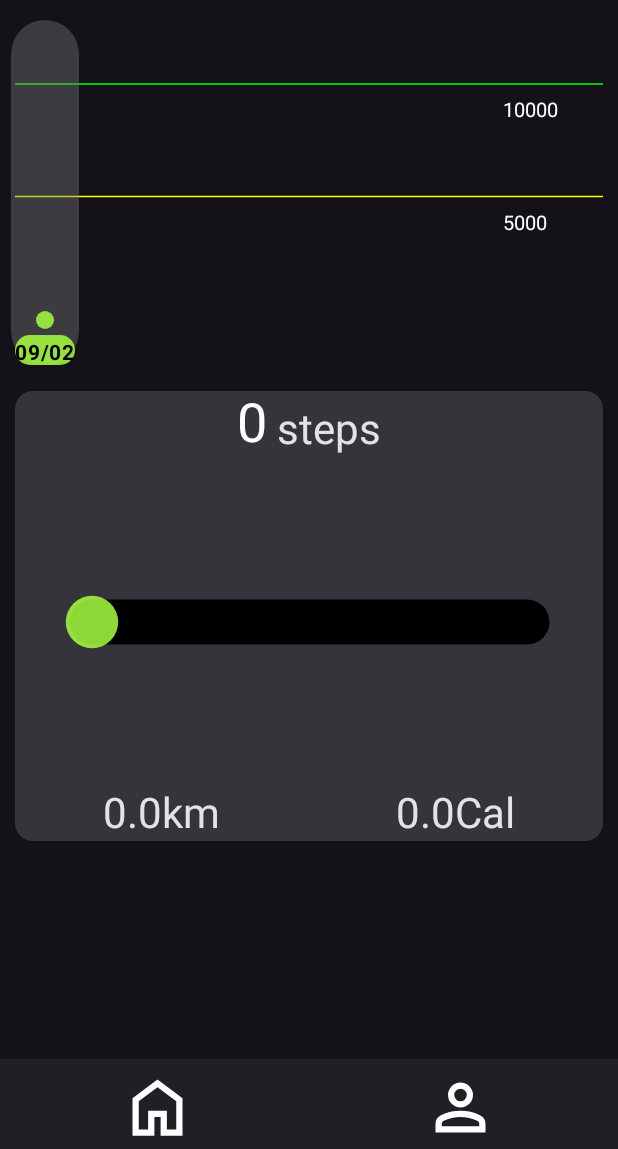
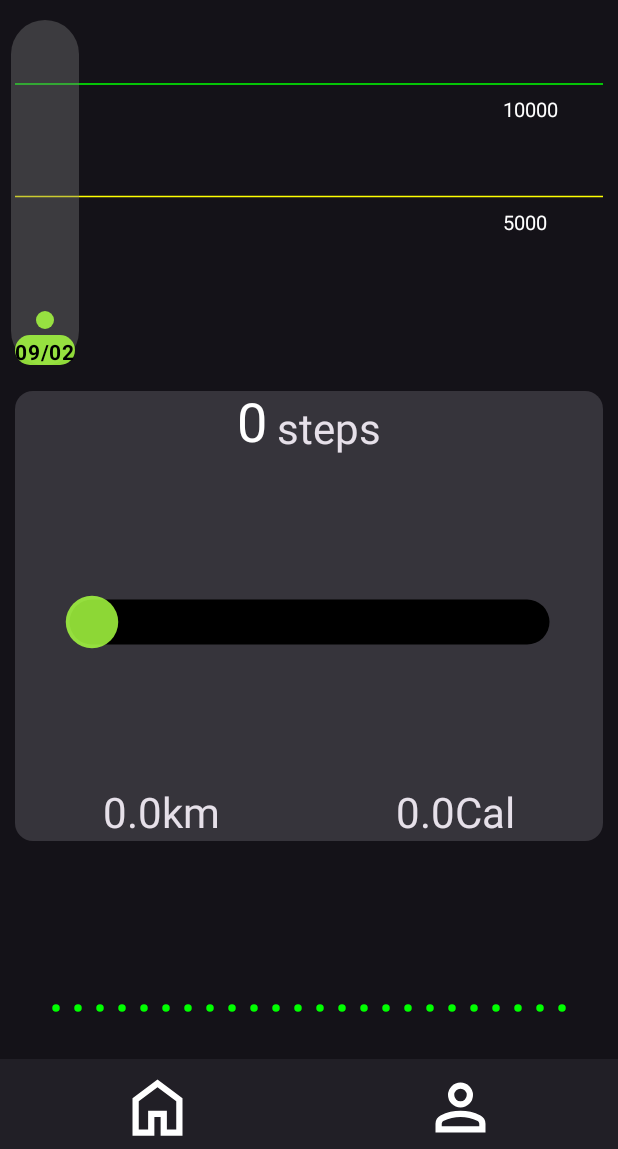
Before and after one commit to KA6A4EK/coursework1, an Android app built with Jetpack Compose: the StepsScreen screen opened through its navigation route, on a phone screen of 412 x 824 dp, the part 87-1236 px from its top. Run offline under Robolectric (Android 15) with nearby library versions, the phone set to English and light mode, and no system bars; our stand-ins replace Dagger/Hilt's generated code, Room's generated code.

Commit message:
add steps counter 2

```diff
--- a/app/src/main/AndroidManifest.xml
+++ b/app/src/main/AndroidManifest.xml
@@ -4,8 +4,10 @@
     <uses-feature android:name="android.hardware.sensor.stepcounter"/>
     <uses-feature android:name="android.hardware.sensor.stepdetector"/>
     <uses-feature android:name="android.hardware.sensor.accelerometer"/>
+    <uses-permission android:name="android.permission.FOREGROUND_SERVICE_HEALTH" />
     <uses-permission android:name="android.permission.POST_NOTIFICATIONS"/>
     <uses-permission android:name="android.permission.ACTIVITY_RECOGNITION" />
+    <uses-permission android:name="com.android.alarm.permission.SET_ALARM"/>
 
 
 
@@ -20,8 +22,8 @@
         android:supportsRtl="true"
         android:theme="@style/Theme.Coursework">
         <receiver android:name=".model.Receiver" />
-        <service android:name=".model.StepCounterService"
-            android:foregroundServiceType="health" />
+        <service android:name=".model.StepCounterService" android:foregroundServiceType="health" />
+        <service android:name=".model.StepCounterService1" android:foregroundServiceType="health" />
         <activity
             android:name=".MainActivity"
             android:exported="true"
--- a/app/src/main/java/com/example/coursework/MainActivity.kt
+++ b/app/src/main/java/com/example/coursework/MainActivity.kt
@@ -14,6 +14,7 @@ import com.example.coursework.ViewM.HealthViewModel
 import com.example.coursework.model.ContextModule
 import com.example.coursework.model.DaggerAppComponent
 import com.example.coursework.model.saveStepsInDatabase
+import com.example.coursework.model.saveStepsInDatabase1
 import com.example.coursework.model.showNotificationAlarmManager
 import com.example.coursework.ui.screens.MainScreen
 import com.example.coursework.ui.theme.CourseworkTheme
@@ -23,6 +24,7 @@ class MainActivity : ComponentActivity() {
     lateinit var vm: HealthViewModel
     override fun onCreate(savedInstanceState: Bundle?) {
         super.onCreate(savedInstanceState)
+//        this.deleteDatabase("HealthDatabase")
         val appComponent = DaggerAppComponent.builder()
             .contextModule(ContextModule(this))
             .build()
@@ -39,6 +41,21 @@ class MainActivity : ComponentActivity() {
                 }
             }
         }
+        if (ActivityCompat.checkSelfPermission(
+                this,
+                Manifest.permission.ACTIVITY_RECOGNITION
+            ) != PackageManager.PERMISSION_GRANTED
+        ) {
+            ActivityCompat.requestPermissions(this, arrayOf(Manifest.permission.ACTIVITY_RECOGNITION), 1)
+
+        }
+        if (ActivityCompat.checkSelfPermission(
+                this,
+                Manifest.permission.POST_NOTIFICATIONS
+            ) != PackageManager.PERMISSION_GRANTED
+        ) {
+            ActivityCompat.requestPermissions(this, arrayOf(Manifest.permission.POST_NOTIFICATIONS), 1)
+        }
     }
 
     override fun onStop() {
@@ -49,6 +66,7 @@ class MainActivity : ComponentActivity() {
             ) == PackageManager.PERMISSION_GRANTED
         ) {
             saveStepsInDatabase(this)
+            saveStepsInDatabase1(this)
         }
         if (ActivityCompat.checkSelfPermission(
                 this,
--- a/app/src/main/java/com/example/coursework/ViewM/HealthViewModel.kt
+++ b/app/src/main/java/com/example/coursework/ViewM/HealthViewModel.kt
@@ -45,9 +45,10 @@ class HealthViewModel @Inject constructor(
     var currentDay: Day = days.find { it.date == getCurrentDay() } ?: days.last().copy(water = 0)
     var trainingActivity: List<Training> = runBlocking { async { repos.getAllActivity() }.await() }
     var weightTarget: Int = sharedPrefs.getInt("weightTarget", 60)
-    val permissionForSteps = ActivityCompat.checkSelfPermission(context, Manifest.permission.ACTIVITY_RECOGNITION) != PackageManager.PERMISSION_GRANTED
-
-
+    val permissionForSteps = ActivityCompat.checkSelfPermission(
+        context,
+        Manifest.permission.ACTIVITY_RECOGNITION
+    ) != PackageManager.PERMISSION_GRANTED
 
 
     private val uiStateSharedPref = context.getSharedPreferences("uiState", Context.MODE_PRIVATE)
@@ -58,19 +59,31 @@ class HealthViewModel @Inject constructor(
         eatVisible = uiStateSharedPref.getBoolean("eatVisible", true),
         activityVisible = uiStateSharedPref.getBoolean("activityVisible", true)
     )
-     val stepsCounter = StepsCounter(context)
-    val sleepCounter =  SleepCounter(context)
-
+    val stepsCounter = StepsCounter(context)
+    val sleepCounter = SleepCounter(context)
 
 
     init {
         viewModelScope.launch {
-            val lastDaySteps  = sharedPrefs.getInt("lastDaySteps",0)
-            delay(50L)
+//            sharedPrefs.edit().clear().apply()
+            delay(100L)
+
+            if (!sharedPrefs.contains("lastDaySteps")){
+                sharedPrefs.edit().putInt("lastDaySteps",stepsCounter.getSteps()).apply()
+                Log.e(TAG,"lastDaySteps added")
+            }
+            if (!sharedPrefs.contains("lastHourSteps")){
+                sharedPrefs.edit().putInt("lastHourSteps",stepsCounter.getSteps()).apply()
+                Log.e(TAG,"lastHourSteps added")
+
+            }
+            val lastDaySteps = sharedPrefs.getInt("lastDaySteps", 404)
+
             currentDay.steps = stepsCounter.getSteps() - lastDaySteps
-            Log.e(TAG,"view model last day steps$lastDaySteps")
-            Log.e(TAG,"viewmodel get steps ${stepsCounter.getSteps()}")
-            delay(50L)
+            Log.e(TAG, "view model last day steps$lastDaySteps")
+            Log.e(TAG, "viewmodel get steps ${stepsCounter.getSteps()}")
+            Log.e(TAG, "viewmodel get last hour steps ${ sharedPrefs.getInt("lastHourSteps",132)}")
+            delay(100L)
             waterFromNotifications()
             handleViewEvent(viewEvent = HealthViewEvent.Update(currentDay))
         }
@@ -109,16 +122,20 @@ class HealthViewModel @Inject constructor(
 
     fun waterFromNotifications() {
         val water = sharedPrefs.getString("countWater", "${getCurrentDay()} 0")!!.split(" ")
-        sharedPrefs.edit()
-            ?.putString("countWater", "${getCurrentDay()} 0")?.apply()
+        sharedPrefs.edit()?.putString("countWater", "${getCurrentDay()} 0")?.apply()
+        if (days.isNotEmpty()){
         if (water[0] == getCurrentDay()) {
             currentDay.water += water[1].toInt() * cupSize
             handleViewEvent(HealthViewEvent.Update(currentDay))
-        } else {
+        } else  {
             val day = days.find { it.date == water[0] }
-            handleViewEvent(HealthViewEvent.Update(day!!.copy(water = day.water + water[1].toInt() * cupSize)))
-        }
+            if (day!=null) {
 
+
+
+                handleViewEvent(HealthViewEvent.Update(day.copy(water = day.water + water[1].toInt() * cupSize)))
+            }
+        }}
     }
 
 
--- a/app/src/main/java/com/example/coursework/model/Day.kt
+++ b/app/src/main/java/com/example/coursework/model/Day.kt
@@ -12,7 +12,9 @@ data class Day(
     var water: Int = 0,
     val eat: Int = 0,
     var activity : Int =0,
-    val bmi :Int = 0
+    val bmi :Int = 0,
+    val x :Int =1,
+    var stepsAtTheDay : String = "0, 0, 0, 0, 0, 0, 0, 0, 0, 0, 0, 0, 0, 0, 0, 0, 0, 0, 0, 0, 0, 0, 0, 0"
 )
 
 @Entity(tableName = "Training_Activity")
--- a/app/src/main/java/com/example/coursework/model/dao.kt
+++ b/app/src/main/java/com/example/coursework/model/dao.kt
@@ -10,7 +10,6 @@ import androidx.room.RoomDatabase
 import androidx.room.Update
 import dagger.Module
 import dagger.Provides
-import javax.inject.Singleton
 
 
 @Dao
@@ -59,6 +58,9 @@ class DaoModule() {
             context,
             AppDatabase::class.java,
             "HealthDatabase"
-        ).build()
+        )
+//            .fallbackToDestructiveMigration()
+
+            .build()
     }
 }
--- a/app/src/main/java/com/example/coursework/model/repository.kt
+++ b/app/src/main/java/com/example/coursework/model/repository.kt
@@ -38,6 +38,7 @@ class repository @Inject constructor(
             if (days.find { it.date == getCurrentDay() } == null) {
                 val day = Day()
                 Insert(day)
+
                 return (days + day).sortedBy { format.parse(it.date) }.reversed()
             }
         }
--- a/app/src/main/java/com/example/coursework/ui/screens/EatScreen.kt
+++ b/app/src/main/java/com/example/coursework/ui/screens/EatScreen.kt
@@ -24,7 +24,8 @@ fun EatScreen(viewModel : HealthViewModel){
     val days = viewModel.days.map { Pair(it.date,it.eat) }
 
     Column (horizontalAlignment = Alignment.CenterHorizontally){
-        cal = lazyRowProgress(target = viewModel.eatTarget, color = Color.Yellow, onClick = {}, days =days)
+//        cal = lazyRowProgress(target = viewModel.eatTarget, color = Color.Yellow, onClick = {}, days =days)
+        cal = days.find{it.first==  lazyRowProgress(target = viewModel.eatTarget, color = Color.Yellow, onClick = {}, days =days)}!!.second
 
         Card (Modifier.padding(10.dp)){
             Column(modifier = Modifier
--- a/app/src/main/java/com/example/coursework/ui/screens/StepsScreen.kt
+++ b/app/src/main/java/com/example/coursework/ui/screens/StepsScreen.kt
@@ -1,7 +1,5 @@
 package com.example.coursework.ui.screens
 
-import android.content.ContentValues.TAG
-import android.util.Log
 import androidx.compose.foundation.Canvas
 import androidx.compose.foundation.background
 import androidx.compose.foundation.clickable
@@ -23,7 +21,6 @@ import androidx.compose.material3.Text
 import androidx.compose.runtime.Composable
 import androidx.compose.runtime.LaunchedEffect
 import androidx.compose.runtime.getValue
-import androidx.compose.runtime.mutableIntStateOf
 import androidx.compose.runtime.mutableStateOf
 import androidx.compose.runtime.remember
 import androidx.compose.runtime.rememberCoroutineScope
@@ -52,10 +49,11 @@ import kotlin.math.round
 fun StepsScreen(viewModel: HealthViewModel) {
     val target = viewModel.stepsTarget
     val color = Color(168, 255, 65, 215)
-    val days = viewModel.days.map { Pair(it.date, it.steps) }
-    var steps by remember { mutableIntStateOf(0) }
+    var current by remember { mutableStateOf(getCurrentDay()) }
+    var currentDay by remember { mutableStateOf(viewModel.days.find { it.date== getCurrentDay() }!!) }
     Column(horizontalAlignment = Alignment.CenterHorizontally) {
-        steps = lazyRowProgress(target = target, color = color, onClick = {}, days = days)
+        current = lazyRowProgress(target = target, color = color, onClick = {}, days =  viewModel.days.map { Pair(it.date, it.steps) })
+        currentDay  = viewModel.days.find { it.date==current }!!
         Card(Modifier.padding(10.dp)) {
             Column(
                 Modifier
@@ -66,7 +64,7 @@ fun StepsScreen(viewModel: HealthViewModel) {
             ) {
                 Row(verticalAlignment = Alignment.Bottom) {
                     Text(
-                        text = "$steps",
+                        text = "${currentDay.steps}",
                         style = MaterialTheme.typography.displaySmall,
                         color = Color.White
                     )
@@ -76,39 +74,48 @@ fun StepsScreen(viewModel: HealthViewModel) {
                     )
                 }
                 ProgressBar(
-                    percent = steps / target.toFloat(), barWidth = 30, width = 290,color
+                    percent = currentDay.steps / target.toFloat(), barWidth = 30, width = 290, color
                 )
                 Row(Modifier.fillMaxWidth(), horizontalArrangement = Arrangement.SpaceAround) {
                     Text(
-                        text = "${round(steps * 0.7 / 1000 * 100) / 100}${stringResource(R.string.km)}",
+                        text = "${round(currentDay.steps * 0.7 / 1000 * 100) / 100}${stringResource(R.string.km)}",
                         style = MaterialTheme.typography.headlineMedium
                     )
                     Text(
-                        text = "${round(steps * 0.04 * 100) / 100}${stringResource(R.string.cal)}",
+                        text = "${round(currentDay.steps * 0.04 * 100) / 100}${stringResource(R.string.cal)}",
                         style = MaterialTheme.typography.headlineMedium
                     )
                 }
             }
         }
 
+        CardWithStepsAtEveryHour(currentDay.stepsAtTheDay)
     }
 }
 
 
 @Composable
-fun VerticalProgressBar(columnSize:Float=1f,percent: Float, h: Int, color: Color) {
+fun VerticalProgressBar(
+    columnSize: Float = 1f,
+    padding: Int = 10,
+    width: Int = 12,
+    percent: Float,
+    h: Int,
+    modifier: Modifier = Modifier,
+    color: Color
+) {
     Box {
         Canvas(
-            modifier = Modifier
-                .padding(10.dp)
+            modifier = modifier
+                .padding(padding.dp)
                 .height(h.dp)
 
         ) {
             drawLine(
                 color = color,
                 start = Offset(0f, size.height),
-                end = Offset(0f, size.height * (1 - percent/columnSize)),
-                strokeWidth = 12.dp.toPx(),
+                end = Offset(0f, size.height * (1 - percent / columnSize)),
+                strokeWidth = width.dp.toPx(),
                 cap = StrokeCap.Round,
             )
         }
@@ -118,7 +125,7 @@ fun VerticalProgressBar(columnSize:Float=1f,percent: Float, h: Int, color: Color
 fun getCurrentDay() = LocalDate.now().format(DateTimeFormatter.ofPattern("dd/MM/yyyy"))
 
 @Composable
-fun BoxWithProgress(target: Int,columnSize: Float) {
+fun BoxWithProgress(target: Int, columnSize: Float) {
     Box(modifier = Modifier.height(210.dp), contentAlignment = Alignment.BottomStart) {
         Canvas(
             modifier = Modifier
@@ -129,12 +136,11 @@ fun BoxWithProgress(target: Int,columnSize: Float) {
 
             drawLine(
                 color = Color.Green,
-                start = Offset(0f, size.height *(1-1/columnSize) ),
-                end = Offset(size.width, size.height *(1-1/columnSize)),
+                start = Offset(0f, size.height * (1 - 1 / columnSize)),
+                end = Offset(size.width, size.height * (1 - 1 / columnSize)),
                 strokeWidth = 1.dp.toPx(),
             )
-//            val s =size.height *(1-1/columnSize)+( size.height -  size.height *(1-1/columnSize))/2-12
-            val s = size.height*(1-1/(2*columnSize))
+            val s = size.height * (1 - 1 / (2 * columnSize))
             drawLine(
                 color = Color.Yellow,
                 start = Offset(0f, s),
@@ -149,7 +155,7 @@ fun BoxWithProgress(target: Int,columnSize: Float) {
 
             drawContext.canvas.nativeCanvas.drawText(
                 "$target",
-                size.width - 100, size.height *(1-1/columnSize)+33f,
+                size.width - 100, size.height * (1 - 1 / columnSize) + 33f,
                 paint
             )
             drawContext.canvas.nativeCanvas.drawText(
@@ -167,13 +173,12 @@ fun lazyRowProgress(
     color: Color,
     onClick: (String) -> Unit,
     days: List<Pair<String, Int>>
-): Int {
+): String {
     var current by remember { mutableStateOf(getCurrentDay()) }
     val scope = rememberCoroutineScope()
     val scrollState = rememberLazyListState()
     val firstIndex = scrollState.firstVisibleItemIndex
     val firstOffset = scrollState.firstVisibleItemScrollOffset
-//    var daysMaxValue by remember { mutableStateOf(scrollState.layoutInfo.totalItemsCount) }
     LaunchedEffect(firstIndex) {
         if (firstOffset != 0) {
             scope.launch {
@@ -189,11 +194,14 @@ fun lazyRowProgress(
 
         }
     }
-    val daysMaxValue =  scrollState.layoutInfo.visibleItemsInfo.map { it.key }.toString().replace(")", "").replace("]", "").split(", ").filter { it.isDigitsOnly() }.map { it.toInt() }.maxOrNull()?:1
-    val columnSize = max(daysMaxValue/target.toFloat(),1f)
+    val daysMaxValue =
+        scrollState.layoutInfo.visibleItemsInfo.map { it.key }.toString().replace(")", "")
+            .replace("]", "").split(", ").filter { it.isDigitsOnly() }.map { it.toInt() }
+            .maxOrNull() ?: 1
+    val columnSize = max(daysMaxValue / target.toFloat(), 1f)
 
     Box {
-        BoxWithProgress(target,columnSize)
+        BoxWithProgress(target, columnSize)
         LazyRow(
             state = scrollState,
             modifier = Modifier.padding(end = 45.dp),
@@ -230,7 +238,7 @@ fun lazyRowProgress(
                             Text(
                                 text = date.first.substring(0, 5),
                                 color = Color.Black,
-                                modifier = Modifier.background(color,CircleShape),
+                                modifier = Modifier.background(color, CircleShape),
                                 fontSize = 14.sp,
                                 maxLines = 1,
                                 fontWeight = FontWeight.Bold
@@ -248,10 +256,27 @@ fun lazyRowProgress(
             }
         }
     }
-
-    Log.e(TAG,daysMaxValue.toString())
-    Log.e(TAG,columnSize.toString())
+    return current
+}
 
 
-    return days.find { it.first == current }?.second ?: 404
-}
+@Composable
+fun CardWithStepsAtEveryHour(stepsAtTheDay:String) {
+    val steps = stepsAtTheDay.split(", ").map { it.toInt() }
+    val max = maxOf(steps.max(),1)
+    var current by remember { mutableStateOf("") }
+    Column (horizontalAlignment = Alignment.CenterHorizontally){
+        Text(text = current)
+
+    LazyRow {
+        items(steps) {
+            VerticalProgressBar(
+                width = 5,
+                percent =it / max.toFloat(),
+                color = Color.Green,
+                h = 70,
+                padding = 7,
+                modifier = Modifier.clickable { current = "$it"})
+        }
+    }
+}}
```
Also changed, not shown: app/src/main/java/com/example/coursework/model/stepsCounter.kt (+114 -16 lines), app/src/main/java/com/example/coursework/ui/screens/WaterScreen.kt (+23 -13 lines).
